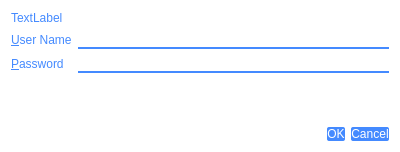
Above: 2.x/UI/dooble_authentication_dialog.ui from textbrowser/dooble before the change. Below: the same form after it.
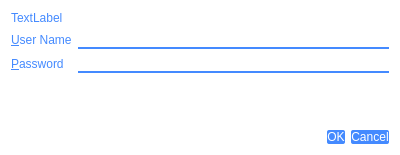
That is the form after the change. Icons and pictures are not drawn.

Diff of the .ui file:
```diff
--- a/2.x/UI/dooble_authentication_dialog.ui
+++ b/2.x/UI/dooble_authentication_dialog.ui
@@ -7,7 +7,7 @@
     <x>0</x>
     <y>0</y>
     <width>400</width>
-    <height>152</height>
+    <height>155</height>
    </rect>
   </property>
   <property name="windowTitle">
```
